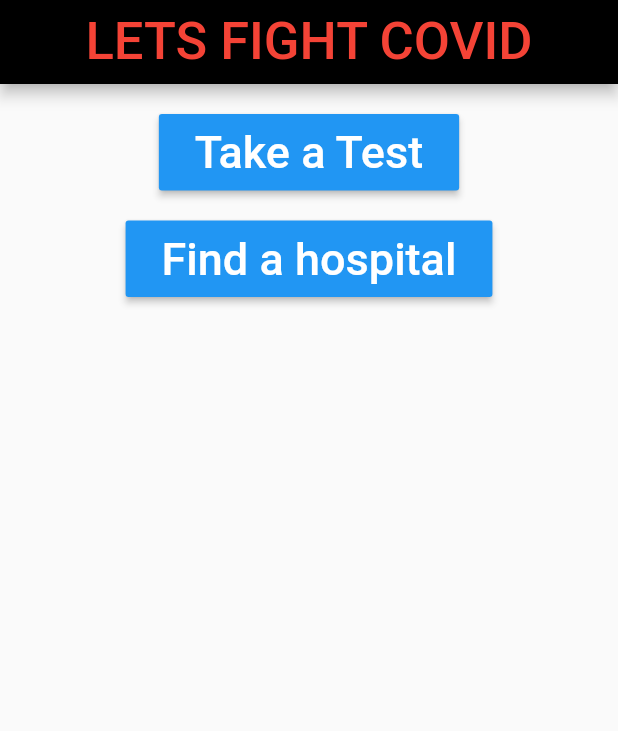
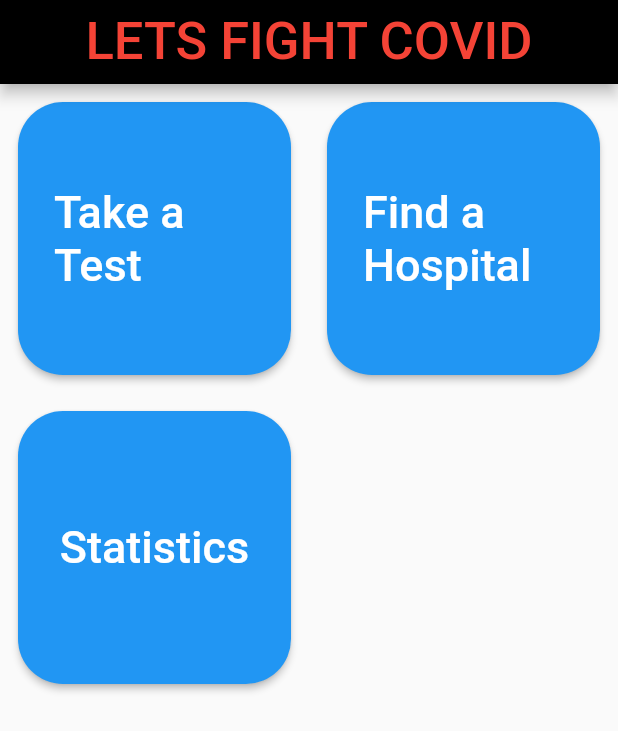
Before and after one commit to curiousHG/Covid19App, a Flutter app: the screen it shows after launch, on a phone screen of 412 x 824 dp. Shown: the top 731 px of the screen. Run offline on Flutter 3.47's test engine with Material 2 defaults, Android fonts, the phone set to English and light mode, and no system bars.

Commit message:
updated Home page and created file for statistics

```diff
--- a/lib/screens/home.dart
+++ /dev/null
@@ -1,68 +0,0 @@
-import 'package:covidfight/screens/CovidTest.dart';
-import 'package:covidfight/screens/HospitalLists.dart';
-import 'package:flutter/material.dart';
-
-class Home extends StatefulWidget {
-  @override
-  _HomeState createState() => _HomeState();
-}
-
-class _HomeState extends State<Home> {
-  @override
-  Widget build(BuildContext context) {
-    return Scaffold(
-      appBar: AppBar(
-        title: Text(
-            "LETS FIGHT COVID",
-            style: TextStyle(
-                color:Colors.red,
-                fontSize: 35
-            )
-        ),
-          backgroundColor: Colors.black,
-          centerTitle: true),
-    body:Center(
-      child: Column(
-        children: <Widget>[
-          SizedBox(height: 20,),
-          RaisedButton(
-            onPressed:(){
-              Navigator.push(context, MaterialPageRoute(builder: (context) => CovidTest())
-              );
-            } ,
-            color: Colors.blue,
-            child: Padding(
-              padding: const EdgeInsets.all(8.0),
-              child: Text(
-                'Take a Test',
-                style: TextStyle(
-                  color: Colors.white,
-                  fontSize: 30
-                ),
-              ),
-            ),
-          ),
-          SizedBox(height: 20),
-          RaisedButton(
-            onPressed:(){
-              Navigator.push(context, MaterialPageRoute(builder: (context) => HospitalLists())
-              );
-            },
-            color: Colors.blue,
-            child: Padding(
-              padding: const EdgeInsets.all(8.0),
-              child: Text(
-                'Find a hospital',
-                style: TextStyle(
-                    color: Colors.white,
-                    fontSize: 30
-                ),
-              ),
-            ),
-
-          )
-        ],
-      ),
-    ));
-  }
-}
--- /dev/null
+++ b/lib/screens/home/home.dart
@@ -0,0 +1,101 @@
+import 'package:covidfight/screens/CovidTest/CovidTest.dart';
+import 'package:covidfight/screens/hospitallist/HospitalLists.dart';
+import 'package:covidfight/screens/statistics/Statistics.dart';
+import 'package:flutter/material.dart';
+
+class Home extends StatefulWidget {
+  @override
+  _HomeState createState() => _HomeState();
+}
+
+class _HomeState extends State<Home> {
+  @override
+  Widget build(BuildContext context) {
+    return Scaffold(
+      appBar: AppBar(
+        title: Text(
+            "LETS FIGHT COVID",
+            style: TextStyle(
+                color:Colors.red,
+                fontSize: 35
+            )
+        ),
+          backgroundColor: Colors.black,
+          centerTitle: true),
+    body: GridView.count(
+      crossAxisCount: 2,
+      children: <Widget>[
+        Padding(
+          padding: const EdgeInsets.all(12.0),
+          child: RaisedButton(
+            onPressed:(){
+              Navigator.push(context, MaterialPageRoute(builder: (context) => CovidTest())
+              );
+              },
+            color: Colors.blue,
+            shape: RoundedRectangleBorder(
+              borderRadius: BorderRadius.circular(30)
+            ),
+            child: Padding(
+                padding: const EdgeInsets.all(8.0),
+                child: Text(
+                  'Take a Test',
+                  style: TextStyle(
+                      color: Colors.white,
+                      fontSize: 30
+                  ),
+                ),
+              ),
+            ),
+        ),
+        Padding(
+          padding: const EdgeInsets.all(12.0),
+          child: RaisedButton(
+            onPressed:(){
+              Navigator.push(context, MaterialPageRoute(builder: (context) => HospitalLists())
+              );
+              },
+            color: Colors.blue,
+            shape: RoundedRectangleBorder(
+                borderRadius: BorderRadius.circular(30)
+            ),
+              child: Padding(
+                padding: const EdgeInsets.all(8.0),
+                child: Text(
+                  'Find a Hospital',
+                  style: TextStyle(
+                      color: Colors.white,
+                      fontSize: 30
+                  ),
+                ),
+              ),
+            ),
+        ),
+          Padding(
+            padding: const EdgeInsets.all(12.0),
+            child: RaisedButton(
+              onPressed:(){
+                Navigator.push(context, MaterialPageRoute(builder: (context) => Statistics())
+                );
+              },
+              color: Colors.blue,
+              shape: RoundedRectangleBorder(
+                  borderRadius: BorderRadius.circular(30)
+              ),
+              child: Padding(
+                padding: const EdgeInsets.all(8.0),
+                child: Text(
+                  'Statistics',
+                  style: TextStyle(
+                      color: Colors.white,
+                      fontSize: 30
+                  ),
+                ),
+              ),
+            ),
+          ),
+      ],
+    ),
+    );
+  }
+}
--- /dev/null
+++ b/lib/screens/hospitallist/hospitaldata.dart
@@ -0,0 +1,25 @@
+class Hospital{
+  String name;
+  String location;
+  String rating;
+  String beds;
+  Hospital({this.name,this.location,this.rating,this.beds});
+}
+
+final hospitals = [
+  new Hospital(name:'H2', location:'L2', rating:'4', beds:'4'),
+  new Hospital(name:'H2', location:'L2', rating:'4', beds:'4'),
+  new Hospital(name:'H2', location:'L2', rating:'4', beds:'4'),
+  new Hospital(name:'H2', location:'L2', rating:'4', beds:'4'),
+  new Hospital(name:'H2', location:'L2', rating:'4', beds:'4'),
+  new Hospital(name:'H2', location:'L2', rating:'4', beds:'4'),
+  new Hospital(name:'H2', location:'L2', rating:'4', beds:'4'),
+  new Hospital(name:'H2', location:'L2', rating:'4', beds:'4'),
+  new Hospital(name:'H2', location:'L2', rating:'4', beds:'4'),
+  new Hospital(name:'H2', location:'L2', rating:'4', beds:'4'),
+  new Hospital(name:'H2', location:'L2', rating:'4', beds:'4'),
+  new Hospital(name:'H2', location:'L2', rating:'4', beds:'4'),
+  new Hospital(name:'H2', location:'L2', rating:'4', beds:'4'),
+
+
+];
--- /dev/null
+++ b/lib/screens/statistics/Statistics.dart
@@ -0,0 +1,23 @@
+import 'package:flutter/material.dart';
+
+class Statistics extends StatefulWidget {
+  @override
+  _StatisticsState createState() => _StatisticsState();
+}
+
+class _StatisticsState extends State<Statistics> {
+  @override
+  Widget build(BuildContext context) {
+    return Scaffold(
+      appBar: AppBar(
+        backgroundColor: Colors.yellow,
+        title: Text("Statistics",
+          style: TextStyle(
+            color: Colors.green[900]
+        ),
+        ),
+      ),
+
+    );
+  }
+}
--- /dev/null
+++ b/lib/screens/statistics/fetchstats.dart
@@ -0,0 +1 @@
+import 'package:http/http.dart';
--- a/lib/wrapper.dart
+++ b/lib/wrapper.dart
@@ -1,4 +1,4 @@
-import 'package:covidfight/screens/home.dart';
+import 'package:covidfight/screens/home/home.dart';
 import 'package:flutter/material.dart';
 
 class Wrapper extends StatelessWidget {
--- a/pubspec.yaml
+++ b/pubspec.yaml
@@ -23,6 +23,7 @@ environment:
 dependencies:
   flutter:
     sdk: flutter
+  http: ^0.12.1
 
 
   # The following adds the Cupertino Icons font to your application.
```
Also changed, not shown: lib/screens/HospitalLists.dart (deleted, +0 -15 lines), lib/screens/hospitallist/HospitalLists.dart (added, +32 -0 lines), lib/screens/CovidTest/CovidTest.dart (renamed from lib/screens/CovidTest.dart), pubspec.lock.
